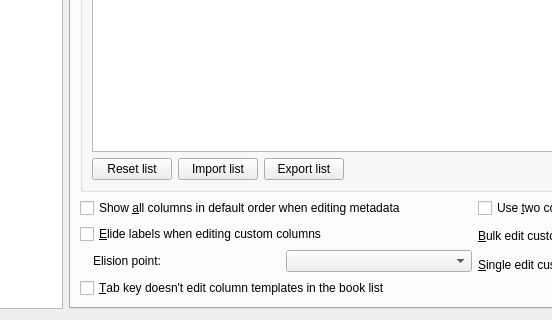
Before: the Qt Designer form src/calibre/gui2/preferences/look_feel.ui in debian-calibre/calibre, drawn with Qt 5; both pictures show x 204 to 756 and y 471 to 791 of the 1096 by 791 pixel window.
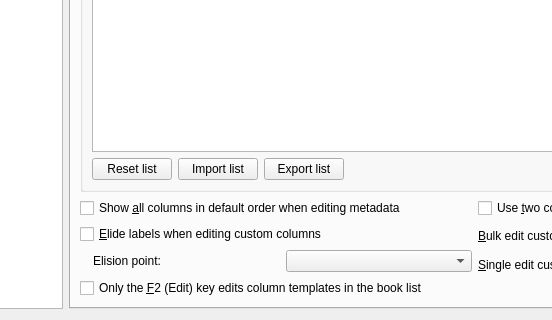
After: the same form once the commit is applied. The open tabs and pages were chosen to show the change. Icons and pictures are not drawn. Custom widgets are drawn as their Qt base class.

```diff
--- a/src/calibre/gui2/preferences/look_feel.ui
+++ b/src/calibre/gui2/preferences/look_feel.ui
@@ -1101,7 +1101,7 @@
 using the Tab key. The F2 (Edit) key will still open the template editor.&lt;/p&gt;</string>
              </property>
              <property name="text">
-              <string>&amp;Tab key doesn't edit column templates in the book list</string>
+              <string>Only the &amp;F2 (Edit) key edits column templates in the book list</string>
              </property>
             </widget>
            </item>
```
Left out of the diff: 6 changed lines with no effect on the pictures.
